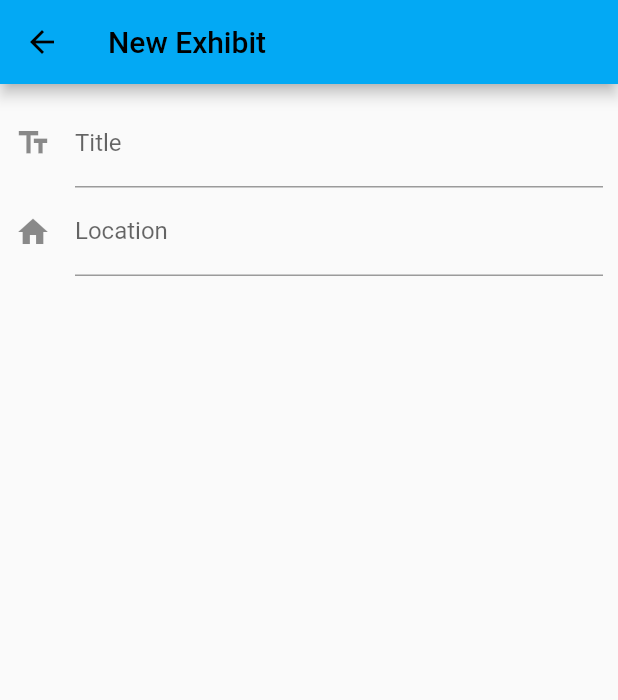
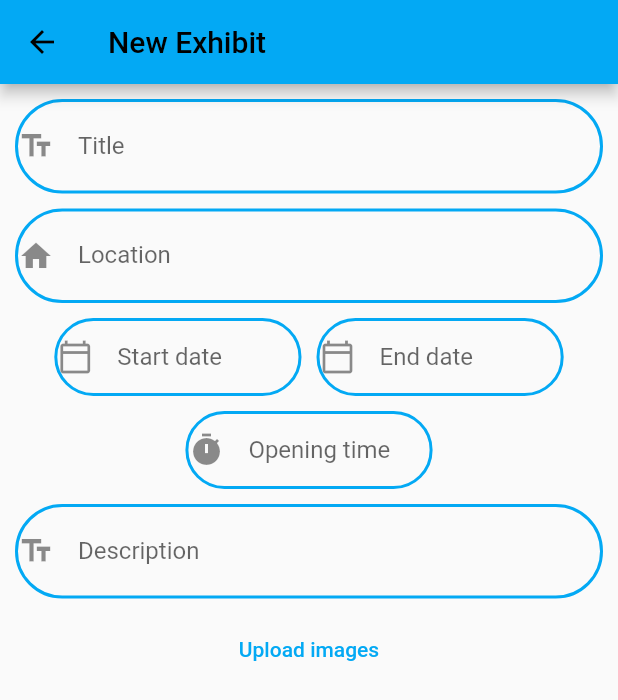
Before and after one commit to fico45/ArtGallery, a Flutter app: the NewExhibit screen opened by its route, on a phone screen of 412 x 824 dp. Shown: the top 700 px of the screen. Run offline on Flutter 3.47's test engine with Material 2 defaults, Android fonts, the phone set to English and light mode, and no system bars; drawn by our look-alikes of date_time_picker; our stand-ins replace cloud_firestore, fancy_bottom_navigation, firebase_auth, firebase_core, firebase_storage, google_sign_in and 1 more; missing offline and left inert: flutter_google_places, google_maps_webservice; accounts and stored records are empty.

Commit message:
New Exhibit adjustments
Some UI (not final) adjustments to the New Exhibit form. Also, preparations for an animated background are in the works, in case I like how it turns out.

```diff
--- a/lib/main.dart
+++ b/lib/main.dart
@@ -1,6 +1,6 @@
 import 'package:artgallery/screens/auth_screen.dart';
 import 'package:artgallery/screens/dashboard.dart';
-import 'package:artgallery/screens/mainWrapper.dart';
+import 'package:artgallery/screens/main_wrapper.dart';
 import 'package:artgallery/widgets/exhibit/new_exhibit.dart';
 import 'package:firebase_auth/firebase_auth.dart';
 import 'package:firebase_core/firebase_core.dart';
--- a/lib/screens/dashboard.dart
+++ b/lib/screens/dashboard.dart
@@ -14,6 +14,7 @@ class _DashboardState extends State<Dashboard> {
   @override
   Widget build(BuildContext context) {
     return Scaffold(
+      backgroundColor: Colors.transparent,
       floatingActionButton: FloatingActionButton(
         child: Icon(Icons.add),
         onPressed: () {
--- a/lib/widgets/exhibit/new_exhibit.dart
+++ b/lib/widgets/exhibit/new_exhibit.dart
@@ -1,4 +1,4 @@
-import 'package:artgallery/widgets/exhibit/address%20search/address_search.dart';
+import 'package:date_time_picker/date_time_picker.dart';
 import 'package:firebase_auth/firebase_auth.dart';
 import 'package:flutter/material.dart';
 import 'package:cloud_firestore/cloud_firestore.dart';
@@ -26,7 +26,9 @@ class _NewExhibitState extends State<NewExhibit> {
   var _description = '';
   var _title = '';
   var _location = '';
-  var _dateTime = '';
+  var _startDate = '';
+  var _endDate = '';
+  var _openingTime = '';
 
   @override
   void dispose() {
@@ -48,7 +50,9 @@ class _NewExhibitState extends State<NewExhibit> {
       'description': _description,
       'title': _title,
       'location': _location,
-      'dateTime': _dateTime,
+      'startDate': _startDate,
+      'endDate': _endDate,
+      'openingTime': _openingTime,
       'exhibitImage': '',
     });
     _place.clear();
@@ -65,9 +69,18 @@ class _NewExhibitState extends State<NewExhibit> {
         child: Container(
           child: Column(
             children: <Widget>[
-              TextFormField(
+              Container(
+                decoration: BoxDecoration(
+                  borderRadius: BorderRadius.circular(32),
+                  border: Border.all(
+                    color: Theme.of(context).colorScheme.primary,
+                    width: 2,
+                  ),
+                ),
+                child: TextFormField(
                   key: ValueKey('title'),
                   decoration: InputDecoration(
+                    border: InputBorder.none,
                     labelText: 'Title',
                     icon: Icon(Icons.text_fields),
                   ),
@@ -75,11 +88,22 @@ class _NewExhibitState extends State<NewExhibit> {
                     _title = value;
                   },
                 ),
-              TextFormField(
+              ),
+              SizedBox(height: 10),
+              Container(
+                decoration: BoxDecoration(
+                  borderRadius: BorderRadius.circular(32),
+                  border: Border.all(
+                    color: Theme.of(context).colorScheme.primary,
+                    width: 2,
+                  ),
+                ),
+                child: TextFormField(
                   readOnly: true,
                   controller: _place,
                   key: ValueKey('location'),
                   decoration: InputDecoration(
+                    border: InputBorder.none,
                     labelText: 'Location',
                     icon: Icon(Icons.home),
                   ),
@@ -111,6 +135,108 @@ class _NewExhibitState extends State<NewExhibit> {
                     ); */
                   },
                 ),
+              ),
+              SizedBox(height: 10),
+              //Start and end date row
+              Row(
+                mainAxisSize: MainAxisSize.min,
+                mainAxisAlignment: MainAxisAlignment.center,
+                children: [
+                  Container(
+                    width: MediaQuery.of(context).size.width * 0.4,
+                    alignment: Alignment.center,
+                    decoration: BoxDecoration(
+                      borderRadius: BorderRadius.circular(32),
+                      border: Border.all(
+                        color: Theme.of(context).colorScheme.primary,
+                        width: 2,
+                      ),
+                    ),
+                    child: DateTimePicker(
+                      type: DateTimePickerType.date,
+                      firstDate: DateTime.now(),
+                      lastDate: DateTime(2100),
+                      onChanged: (val) => _startDate = val,
+                      decoration: InputDecoration(
+                        border: InputBorder.none,
+                        icon: Icon(Icons.calendar_today_outlined),
+                        hintText: 'Start date',
+                      ),
+                    ),
+                  ),
+                  SizedBox(width: 10),
+                  Container(
+                    width: MediaQuery.of(context).size.width * 0.4,
+                    alignment: Alignment.center,
+                    decoration: BoxDecoration(
+                      borderRadius: BorderRadius.circular(32),
+                      border: Border.all(
+                        color: Theme.of(context).colorScheme.primary,
+                        width: 2,
+                      ),
+                    ),
+                    child: DateTimePicker(
+                      type: DateTimePickerType.date,
+                      firstDate: DateTime.now(),
+                      lastDate: DateTime(2100),
+                      onChanged: (val) => _endDate = val,
+                      decoration: InputDecoration(
+                        border: InputBorder.none,
+                        icon: Icon(Icons.calendar_today_outlined),
+                        hintText: 'End date',
+                      ),
+                    ),
+                  ),
+                ],
+              ),
+              SizedBox(height: 10),
+              Container(
+                width: MediaQuery.of(context).size.width * 0.4,
+                alignment: Alignment.center,
+                decoration: BoxDecoration(
+                  borderRadius: BorderRadius.circular(32),
+                  border: Border.all(
+                    color: Theme.of(context).colorScheme.primary,
+                    width: 2,
+                  ),
+                ),
+                child: DateTimePicker(
+                  type: DateTimePickerType.time,
+                  firstDate: DateTime.now(),
+                  lastDate: DateTime(2100),
+                  onChanged: (val) => _openingTime = val,
+                  decoration: InputDecoration(
+                      border: InputBorder.none,
+                      icon: Icon(Icons.timer),
+                      hintText: 'Opening time'),
+                ),
+              ),
+              SizedBox(height: 10),
+              //Description row
+              Container(
+                decoration: BoxDecoration(
+                  borderRadius: BorderRadius.circular(32),
+                  border: Border.all(
+                    color: Theme.of(context).colorScheme.primary,
+                    width: 2,
+                  ),
+                ),
+                child: TextFormField(
+                  key: ValueKey('description'),
+                  maxLines: 4,
+                  minLines: 1,
+                  decoration: InputDecoration(
+                    border: InputBorder.none,
+                    labelText: 'Description',
+                    icon: Icon(Icons.text_fields),
+                  ),
+                  onChanged: (value) {
+                    _description = value;
+                  },
+                ),
+              ),
+              SizedBox(height: 10),
+              TextButton(onPressed: () {}, child: Text('Upload images'))
             ],
           ),
         ),
--- a/pubspec.yaml
+++ b/pubspec.yaml
@@ -37,6 +37,7 @@ dependencies:
   google_maps_webservice: ^0.0.20-nullsafety.5
   uuid: ^3.0.4
   fancy_bottom_navigation: ^0.3.2
+  date_time_picker: ^2.1.0
 
 
 dev_dependencies:
```
Also changed, not shown: lib/screens/main_wrapper.dart (renamed from lib/screens/mainWrapper.dart, +8 -3 lines), lib/widgets/background/animated_background.dart (added, +22 -0 lines), lib/widgets/background/my_painter_canvas.dart (added, +19 -0 lines), lib/widgets/background/particle.dart (added, +22 -0 lines), pubspec.lock. Lines whose indentation alone changed are shown as unchanged.
